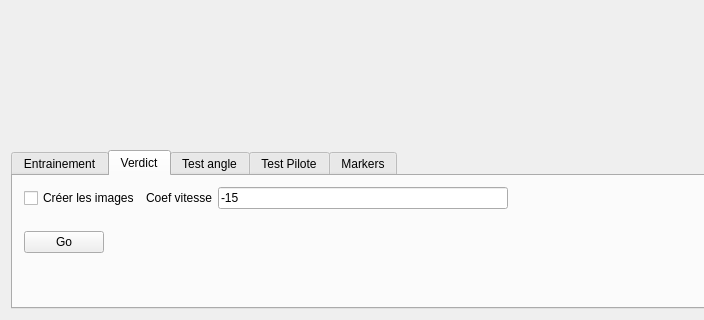
Above: CMainWindow.ui from clebail/ia before the change; both pictures show x 0 to 704 and y 477 to 797 of the 822 by 797 pixel window. Below: the same form after it.
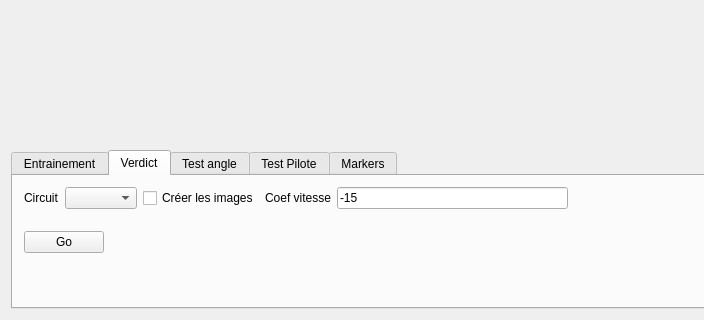
That is the form after the change. The open tabs and pages were chosen to show the change. Custom widgets are drawn as their Qt base class.

What changed in the file:
```diff
--- a/CMainWindow.ui
+++ b/CMainWindow.ui
@@ -205,6 +205,16 @@
         <item>
          <widget class="QWidget" name="widget_13" native="true">
           <layout class="QHBoxLayout" name="horizontalLayout_13">
+           <item>
+            <widget class="QLabel" name="label_13">
+             <property name="text">
+              <string>Circuit</string>
+             </property>
+            </widget>
+           </item>
+           <item>
+            <widget class="QComboBox" name="cbCircuit"/>
+           </item>
            <item>
             <widget class="QCheckBox" name="cbCreateImageVerdict">
              <property name="text">
```
